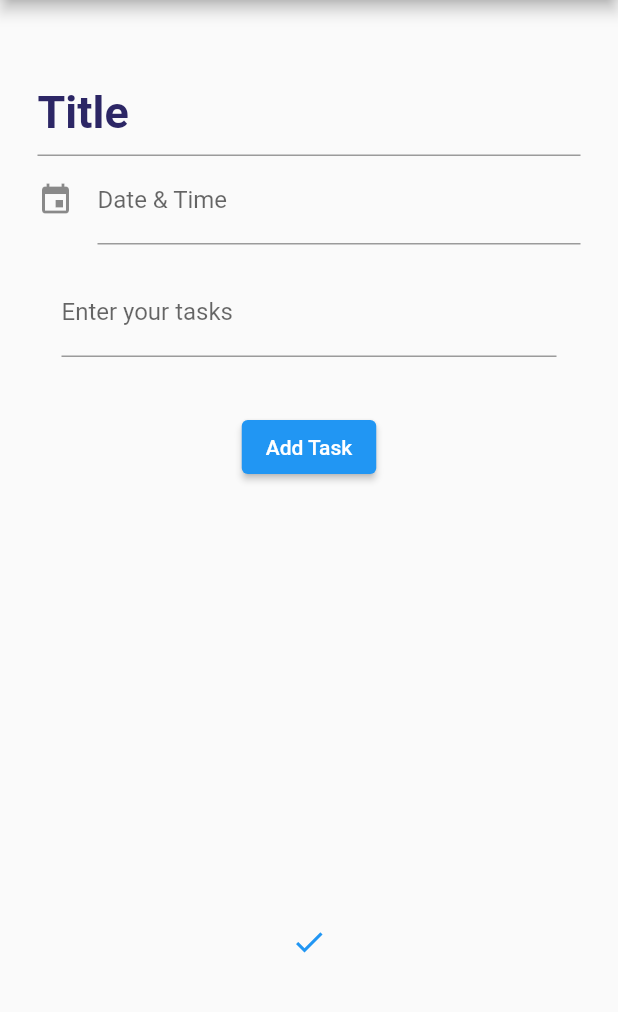
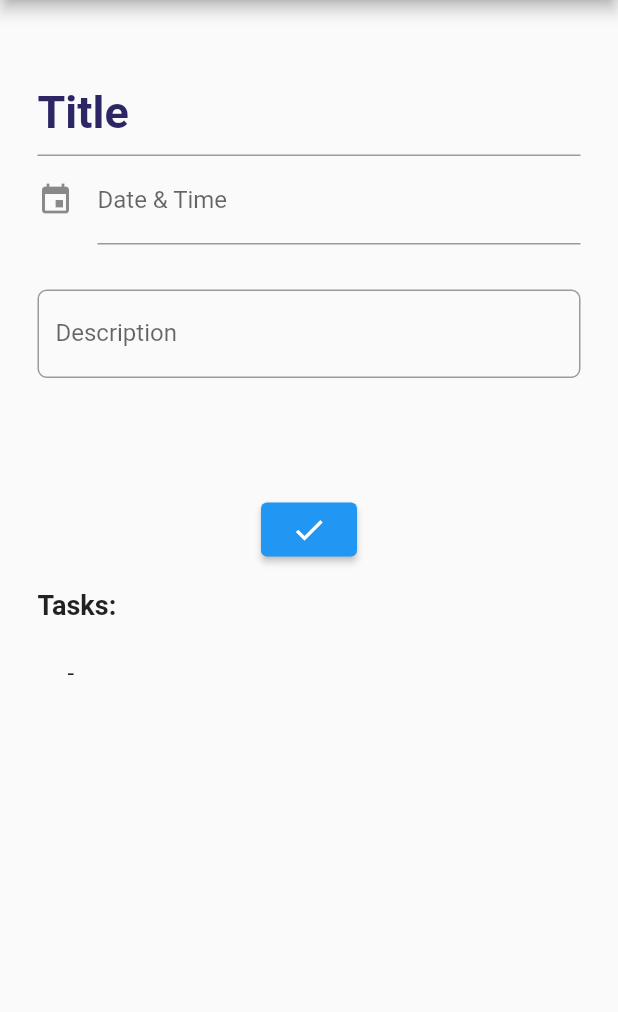
Before and after one commit to ank809/Todo_App, a Flutter app: the screen it shows after launch, after a tap on the "check" icon, on a phone screen of 412 x 824 dp, the part 84-1096 px from its top. Run offline on Flutter 3.47's test engine with Material 2 defaults, Android fonts, the phone set to English and light mode, and no system bars; drawn by our look-alikes of date_time_picker; our stand-ins replace firebase_core, firebase_database; accounts and stored records are empty.

Commit message:
updated the code

```diff
--- a/lib/home.dart
+++ b/lib/home.dart
@@ -1,7 +1,10 @@
+// import 'package:firebase_core/firebase_core.dart';
 import 'package:flutter/material.dart';
 import 'package:todo_app/constants.dart';
 import 'package:date_time_picker/date_time_picker.dart';
-import 'package:cloud_firestore/cloud_firestore.dart';
+// import 'package:cloud_firestore/cloud_firestore.dart';
+import 'package:firebase_database/firebase_database.dart';
+
 class Home extends StatefulWidget {
   const Home({Key? key}) : super(key: key);
 
@@ -9,58 +12,55 @@ class Home extends StatefulWidget {
   State<Home> createState() => _HomeState();
 }
 
+class Task {
+  String title;
+  String description;
+  String dateAndtime;
+
+  Task({required this.title, required this.description, required this.dateAndtime});
+}
+
 class _HomeState extends State<Home> {
   late DateTime selectedDateTime;
-  final TextEditingController _taskController = TextEditingController();
   final TextEditingController _titleController = TextEditingController();
   final TextEditingController _descriptionController = TextEditingController();
-  List<String> tasks = [];
-  final firestoreInstance = FirebaseFirestore.instance;
+  final TextEditingController _dateandtimeController = TextEditingController();
+  List<Task> tasks = [];
+  late DatabaseReference dbref;
 
   @override
-  void dispose() {
-    _taskController.dispose();
-    _titleController.dispose();
-    _descriptionController.dispose();
-    super.dispose();
-  }
-
-  void _addTask() {
-    String newTask = _taskController.text.trim();
-    if (newTask.isNotEmpty) {
-      setState(() {
-        tasks.add(newTask);
-      });
-      _taskController.clear();
-    }
+  void initState() {
+    super.initState();
+    dbref = FirebaseDatabase.instance.ref().child('todo');
   }
 
   @override
   Widget build(BuildContext context) {
     return Scaffold(
       appBar: AppBar(
-        title: Text('Create your Todo list'),
+        title: const Text('Create your Todo list'),
       ),
       body: Container(
-        margin: EdgeInsets.all(25.0),
-        padding: EdgeInsets.only(top: 20.0, bottom: 20.0),
+        margin: const EdgeInsets.all(25.0),
+        padding: const EdgeInsets.only(top: 20.0, bottom: 20.0),
+        child: SingleChildScrollView(
           child: Column(
             children: [
               TextField(
-              controller: _titleController, // Add the title controller
+                controller: _titleController,
                 style: hometext,
-              decoration: InputDecoration(
+                decoration: const InputDecoration(
                   focusedBorder: OutlineInputBorder(),
                   hintText: 'Title',
                   hintStyle: hometext,
                 ),
               ),
               DateTimePicker(
+                controller: _dateandtimeController,
                 type: DateTimePickerType.dateTime,
-              initialValue: '',
                 firstDate: DateTime.now(),
                 lastDate: DateTime(2100),
-              icon: Icon(Icons.event),
+                icon: const Icon(Icons.event),
                 dateLabelText: 'Date & Time',
                 onChanged: (val) {
                   setState(() {
@@ -68,51 +68,64 @@ class _HomeState extends State<Home> {
                   });
                 },
               ),
-            Form(
-              child: Padding(
-                padding: const EdgeInsets.all(16.0),
-                child: Column(
-                  crossAxisAlignment: CrossAxisAlignment.stretch,
-                  children: [
-                    TextField(
-                      controller: _descriptionController, // Add the description controller
+              const SizedBox(height: 30.0,),
+              Container(
+                height: 120.0,
+                child: TextFormField(
+                  controller: _descriptionController,
                   decoration: InputDecoration(
-                        labelText: 'Enter your tasks',
+                    border: OutlineInputBorder(
+                      borderRadius: BorderRadius.circular(6.0),
                     ),
-                    ),
-                    SizedBox(height: 20),
-                  ],
+                    labelText: 'Description',
                   ),
                 ),
               ),
+              const SizedBox(height: 16),
               ElevatedButton(
-              onPressed: _addTask,
-              child: Text('Add Task'),
+                onPressed: () {
+                  Map<String, dynamic> todos = {
+                    'title': _titleController.text,
+                    'description': _descriptionController.text,
+                    'dateAndtime': _dateandtimeController.text,
+                  };
+                  dbref.push().set(todos);
+                  setState(() {
+                    tasks.add(Task(
+                      title: _titleController.text,
+                      description: _descriptionController.text,
+                      dateAndtime: _dateandtimeController.text,
+                    ));
+                    _titleController.clear();
+                    _descriptionController.clear();
+                    _dateandtimeController.clear();
+                  });
+                },
+                child: Icon(Icons.check),
               ),
-            SizedBox(height: 20),
-            Expanded(
-              child: ListView.builder(
+             const SizedBox(height: 16),
+              Container(
+                alignment: Alignment.centerLeft,
+                child: const Text(
+                  'Tasks:',
+                  style: TextStyle(
+                    fontSize: 18, fontWeight: FontWeight.bold,),
+                ),
+              ),
+              const SizedBox(height: 8),
+              ListView.builder(
+                shrinkWrap: true,
                 itemCount: tasks.length,
                 itemBuilder: (context, index) {
+                  Task task = tasks[index];
                   return ListTile(
-                    title: Text(tasks[index]),
+                    title: Text('${task.title} - ${task.dateAndtime}'),
+                    subtitle: Text(task.description),
                   );
                 },
               ),
+            ],
           ),
-            Expanded(
-              child: TextButton(
-                child: Icon(Icons.check),
-                onPressed: () {
-                  Map<String, dynamic> todoData = {
-                    'title': _titleController.text,
-                    'description': _descriptionController.text,
-                  };
-                  firestoreInstance.collection('todos').add(todoData);
-                },
-              ),
-            ),
-          ],
         ),
       ),
     );
--- a/lib/main.dart
+++ b/lib/main.dart
@@ -35,7 +35,6 @@ class Todo extends StatelessWidget {
         },
       ),
       routes: {
-        // Define your other routes here
         '/login': (context) => Login(),
         '/sign': (context) => SignUp(),
       },
--- a/pubspec.yaml
+++ b/pubspec.yaml
@@ -22,6 +22,7 @@ dependencies:
   firebase_auth: ^4.6.3
   date_time_picker: ^2.0.0
   cloud_firestore: ^4.8.2
+  firebase_database: ^10.2.3
 
 dev_dependencies:
   flutter_test:
```
Also changed, not shown: pubspec.lock, 1 other file. Lines whose indentation alone changed are shown as unchanged.
